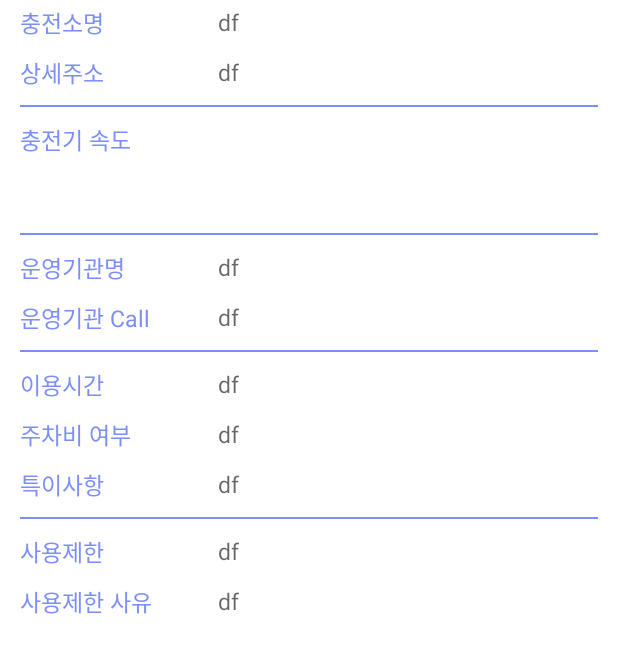
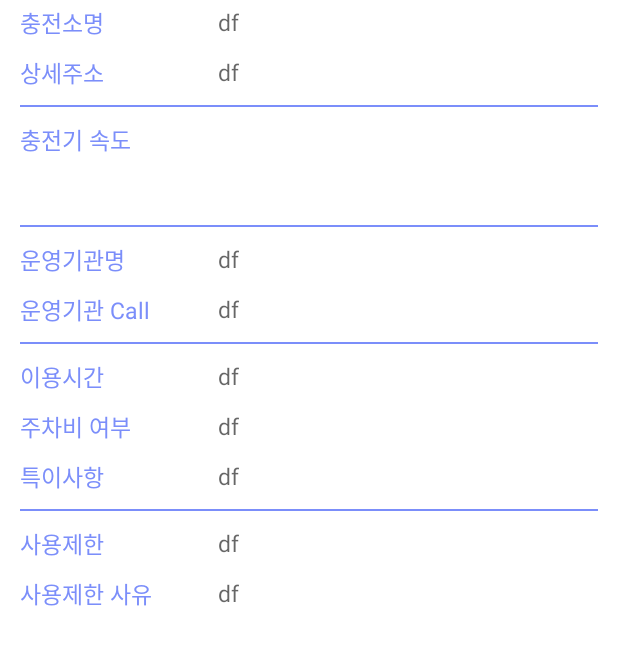
Before and after one commit to Capstone2021-1/EVtalk, an Android app: the layout fragment_station_2.xml on its own in the app's theme, with its tools: preview values and no code run, on a phone screen of 412 x 824 dp. Shown: the top 653 px of the screen. Run offline under Robolectric (Android 15) with nearby library versions, the phone set to English and light mode, and no system bars.

Commit message:
충전소 정보 UI 수정

```diff
--- a/app/src/main/res/layout/fragment_station_2.xml
+++ b/app/src/main/res/layout/fragment_station_2.xml
@@ -146,7 +146,10 @@
                 android:layout_height="wrap_content"
                 android:layout_margin="10dp"
                 android:nestedScrollingEnabled="false"
-                android:padding="15dp" />
+                android:paddingLeft="25dp"
+                android:paddingTop="10dp"
+                android:paddingRight="15dp"
+                android:paddingBottom="15dp" />
 
             <View
                 android:layout_width="match_parent"
```
